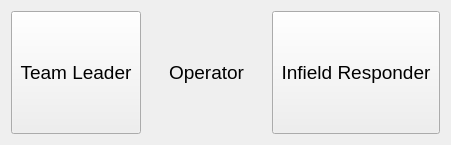
Qt form ui/user.ui (argenortega/AUI) before a commit.
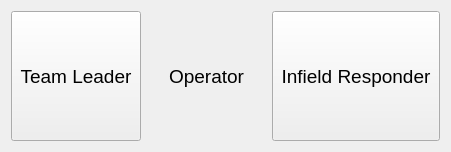
The same form after that commit. Icons and pictures are not drawn.

Diff of the .ui file:
```diff
--- a/ui/user.ui
+++ b/ui/user.ui
@@ -7,7 +7,7 @@
     <x>0</x>
     <y>0</y>
     <width>451</width>
-    <height>145</height>
+    <height>152</height>
    </rect>
   </property>
   <property name="windowTitle">
```
Left out of the diff: 6 changed lines with no effect on the pictures.
